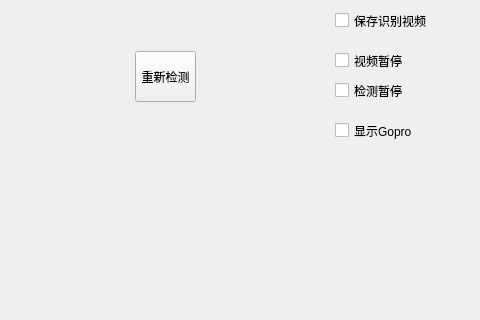
Qt form Lesson_01/mainwindow.ui (pan3dme/pythonTiktok) before a commit; both pictures show x 385 to 865 and y 309 to 629 of the 865 by 887 pixel window.
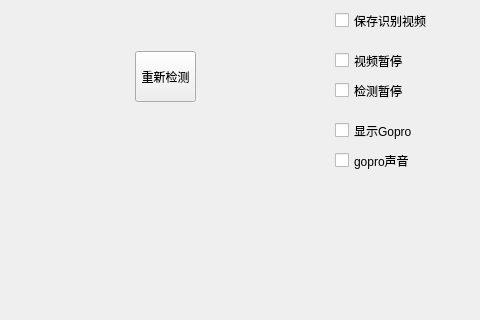
The same form after that commit.

Diff of the .ui file:
```diff
--- a/Lesson_01/mainwindow.ui
+++ b/Lesson_01/mainwindow.ui
@@ -372,6 +372,19 @@
      <string>显示Gopro</string>
     </property>
    </widget>
+   <widget class="QCheckBox" name="showGoproSound">
+    <property name="geometry">
+     <rect>
+      <x>720</x>
+      <y>460</y>
+      <width>121</width>
+      <height>19</height>
+     </rect>
+    </property>
+    <property name="text">
+     <string>gopro声音</string>
+    </property>
+   </widget>
   </widget>
  </widget>
  <resources/>
```
